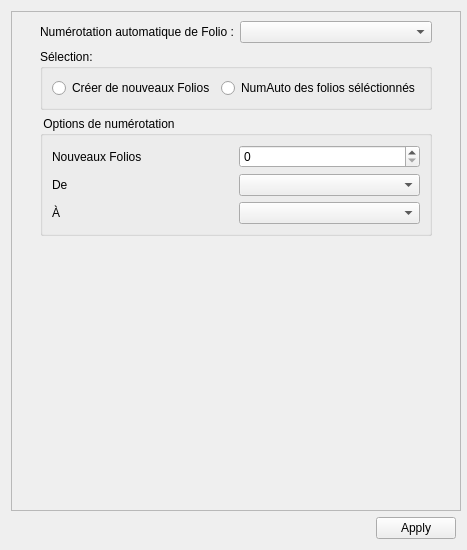
qelectrotech/qelectrotech-source-mirror, file sources/ui/folioautonumbering.ui: the form before one commit.
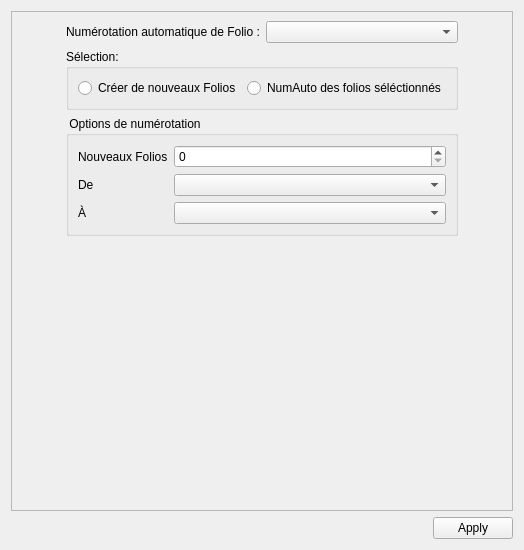
The form after the commit.

What changed in the file:
```diff
--- a/sources/ui/folioautonumbering.ui
+++ b/sources/ui/folioautonumbering.ui
@@ -6,7 +6,7 @@
    <rect>
     <x>0</x>
     <y>0</y>
-    <width>467</width>
+    <width>524</width>
     <height>550</height>
    </rect>
   </property>
@@ -75,8 +75,8 @@
        <rect>
         <x>0</x>
         <y>0</y>
-        <width>448</width>
-        <height>498</height>
+        <width>504</width>
+        <height>495</height>
        </rect>
       </property>
       <property name="sizePolicy">
@@ -110,7 +110,7 @@
           <item row="2" column="1">
            <widget class="QComboBox" name="m_to_cb">
             <property name="sizePolicy">
-             <sizepolicy hsizetype="Minimum" vsizetype="Fixed">
+             <sizepolicy hsizetype="MinimumExpanding" vsizetype="Fixed">
               <horstretch>0</horstretch>
               <verstretch>0</verstretch>
              </sizepolicy>
@@ -136,7 +136,7 @@
           <item row="1" column="1">
            <widget class="QComboBox" name="m_from_cb">
             <property name="sizePolicy">
-             <sizepolicy hsizetype="Minimum" vsizetype="Fixed">
+             <sizepolicy hsizetype="MinimumExpanding" vsizetype="Fixed">
               <horstretch>0</horstretch>
               <verstretch>0</verstretch>
              </sizepolicy>
@@ -149,7 +149,7 @@
           <item row="0" column="1">
            <widget class="QSpinBox" name="m_new_tabs_sb">
             <property name="sizePolicy">
-             <sizepolicy hsizetype="Minimum" vsizetype="Fixed">
+             <sizepolicy hsizetype="MinimumExpanding" vsizetype="Fixed">
               <horstretch>0</horstretch>
               <verstretch>0</verstretch>
              </sizepolicy>
```
